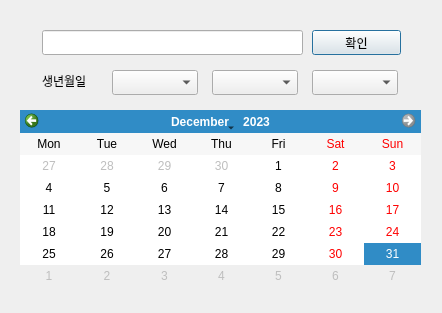
This is ComboBox.ui in Gorani-ros2/pyQt_Git as Qt 5 draws it before an edit. The edited form follows.
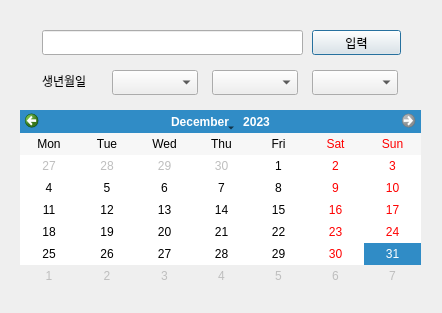
This is the edited form.

The edit to the form file:
```diff
--- a/ComboBox.ui
+++ b/ComboBox.ui
@@ -79,7 +79,7 @@
     </rect>
    </property>
    <property name="text">
-    <string>확인</string>
+    <string>입력</string>
    </property>
   </widget>
   <widget class="QCalendarWidget" name="calendarWidget">
```
